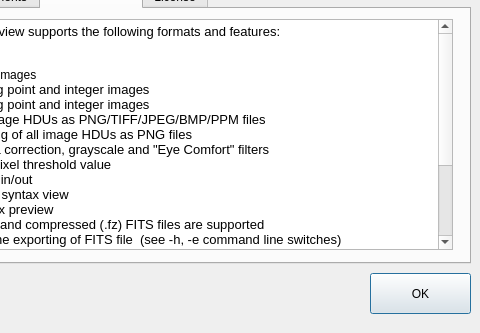
Qt form aboutdialog.ui (surhh/nfitsview) before a commit; both pictures show x 120 to 600 and y 167 to 500 of the 600 by 500 pixel window.
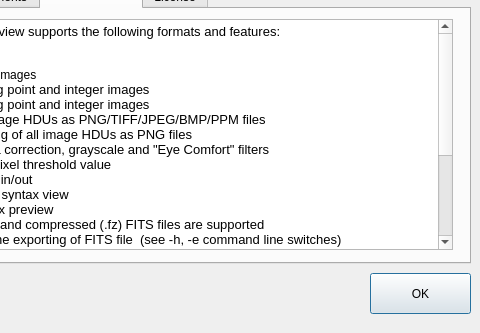
The same form after that commit. The open tabs and pages were chosen to show the change. Icons and pictures are not drawn.

Commit message: OpenMP is disabled, performance improved

Patch:
```diff
--- a/aboutdialog.ui
+++ b/aboutdialog.ui
@@ -237,6 +237,8 @@
 &lt;p style=&quot; margin-top:0px; margin-bottom:0px; margin-left:0px; margin-right:0px; -qt-block-indent:0; text-indent:0px;&quot;&gt;Fixes and new features in this release:&lt;/p&gt;
 &lt;p style=&quot;-qt-paragraph-type:empty; margin-top:0px; margin-bottom:0px; margin-left:0px; margin-right:0px; -qt-block-indent:0; text-indent:0px;&quot;&gt;&lt;br /&gt;&lt;/p&gt;
 &lt;p style=&quot; margin-top:0px; margin-bottom:0px; margin-left:0px; margin-right:0px; -qt-block-indent:0; text-indent:0px;&quot;&gt;- Added PPM image export support&lt;/p&gt;
+&lt;p style=&quot; margin-top:0px; margin-bottom:0px; margin-left:0px; margin-right:0px; -qt-block-indent:0; text-indent:0px;&quot;&gt;- Based on performance tests on variety of files the OpenMP support is   &lt;/p&gt;
+&lt;p style=&quot; margin-top:0px; margin-bottom:0px; margin-left:0px; margin-right:0px; -qt-block-indent:0; text-indent:0px;&quot;&gt;  disabled, overall file loading performance is improved&lt;/p&gt;
 &lt;p style=&quot;-qt-paragraph-type:empty; margin-top:0px; margin-bottom:0px; margin-left:0px; margin-right:0px; -qt-block-indent:0; text-indent:0px; font-family:'Sans Serif'; font-size:9pt;&quot;&gt;&lt;br /&gt;&lt;/p&gt;&lt;/body&gt;&lt;/html&gt;</string>
      </property>
     </widget>
```
The commit also changes 2 other files.
